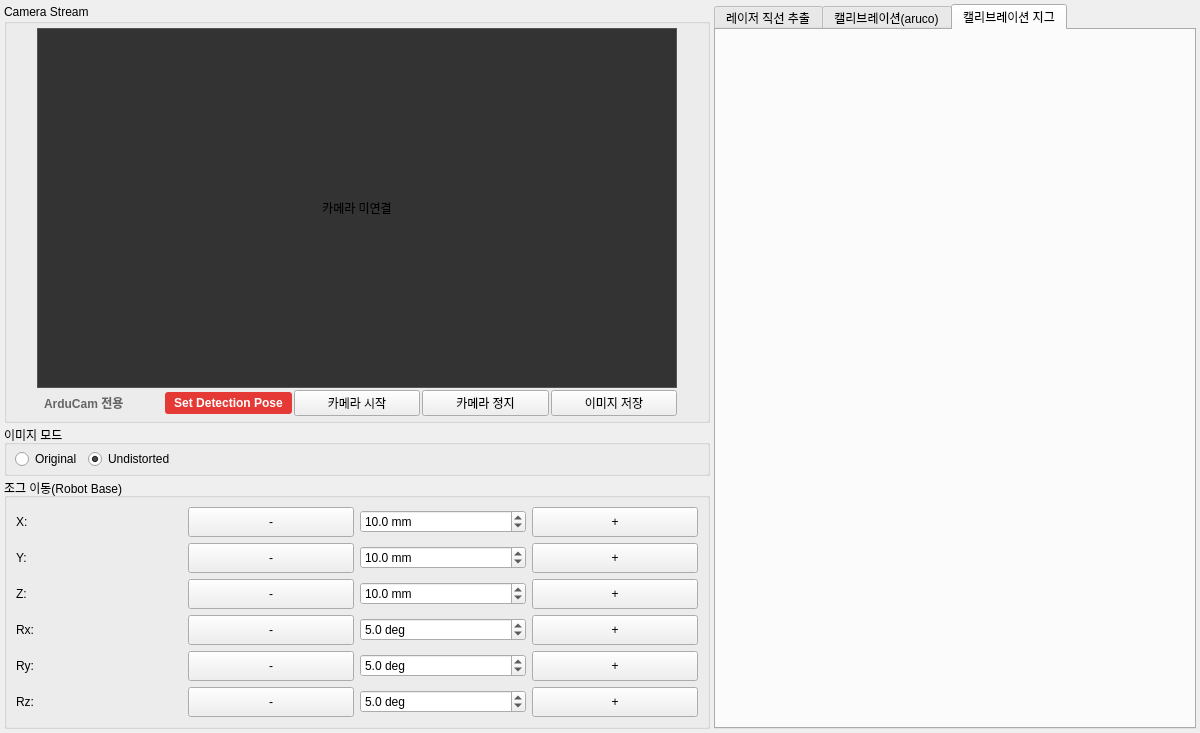
Old version of the form ui/tab_laser_calibration.ui in the repository kuks2309/Charging_Robot_Operation.
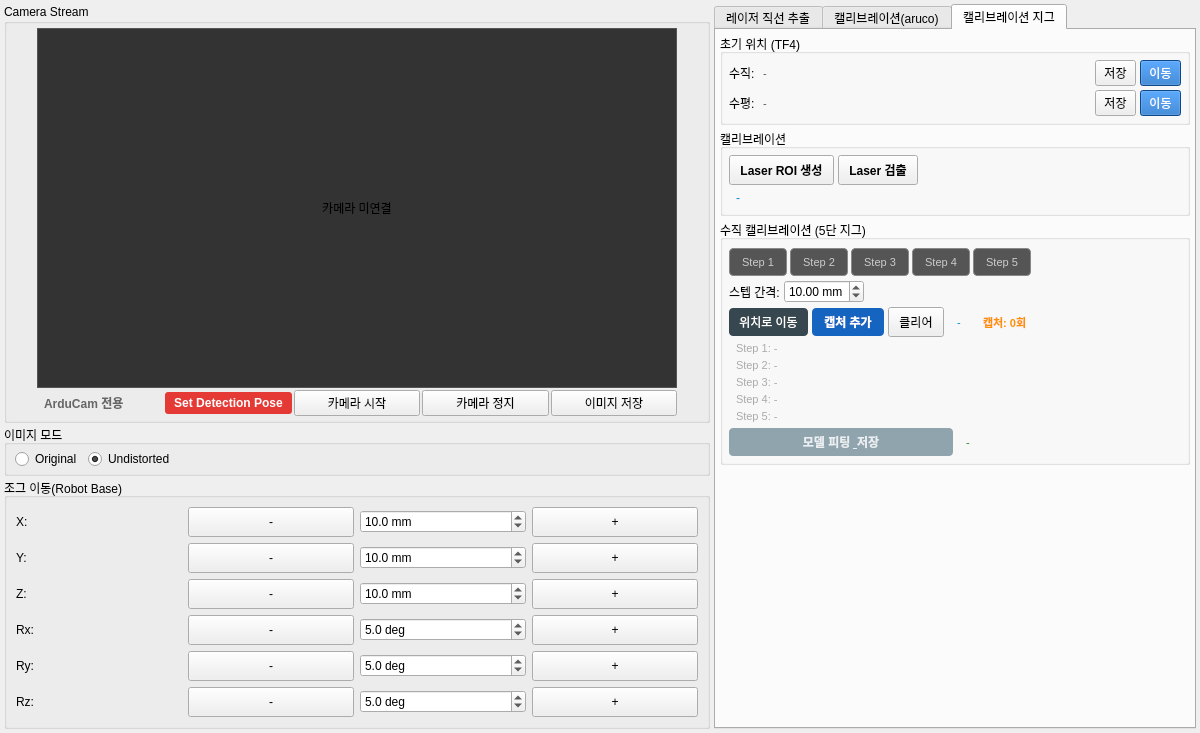
New version of the form. The open tabs and pages were chosen to show the change.

Commit message:
[feat] 수직 캘리브레이션 다중거리 캡처 기능 추가 (TF4 고정)
- '수직 스캔' → '캡처 추가': 매 캡처 시 TF4 강제 설정 후 TCP X좌표 읽어 누적
- _multi_vert_captures 도입: {'x_tcp', 'steps'} 리스트로 다중 거리 데이터 관리
- _fit_multi_distance: Z_abs = x_tcp + delta_z + step*interval 모델로 h/α/δZ 피팅
- _fit_single_distance: 캡처 1회 시 기존 단일거리 fallback 유지 (하위호환)
- labelCaptureCount 추가: 캡처 횟수/누적 데이터 수 실시간 표시
- 피팅 활성화 조건: 유효 캡처(≥3스텝) 2회 이상

Patch:
```diff
--- a/ui/tab_laser_calibration.ui
+++ b/ui/tab_laser_calibration.ui
@@ -909,6 +909,405 @@
          <attribute name="title">
           <string>캘리브레이션 지그</string>
          </attribute>
+         <layout class="QVBoxLayout" name="verticalLayoutTabCalibJig">
+          <property name="spacing"><number>4</number></property>
+          <property name="leftMargin"><number>4</number></property>
+          <property name="topMargin"><number>4</number></property>
+          <property name="rightMargin"><number>4</number></property>
+          <property name="bottomMargin"><number>4</number></property>
+
+          <!-- 초기 위치 -->
+          <item>
+           <widget class="QGroupBox" name="groupJigPositions">
+            <property name="title">
+             <string>초기 위치 (TF4)</string>
+            </property>
+            <layout class="QVBoxLayout" name="verticalLayoutJigPositions">
+             <property name="spacing"><number>4</number></property>
+             <property name="leftMargin"><number>6</number></property>
+             <property name="topMargin"><number>6</number></property>
+             <property name="rightMargin"><number>6</number></property>
+             <property name="bottomMargin"><number>6</number></property>
+             <!-- 수직 -->
+             <item>
+              <layout class="QHBoxLayout" name="horizontalLayoutJigPosVertical">
+               <property name="spacing"><number>4</number></property>
+               <item>
+                <widget class="QLabel" name="labelJigPosVerticalTitle">
+                 <property name="text"><string>수직:</string></property>
+                 <property name="minimumSize"><size><width>30</width><height>0</height></size></property>
+                </widget>
+               </item>
+               <item>
+                <widget class="QLabel" name="labelJigPosVertical">
+                 <property name="text"><string>-</string></property>
+                 <property name="styleSheet"><string>font-size: 11px; color: #555;</string></property>
+                </widget>
+               </item>
+               <item>
+                <spacer name="horizontalSpacerJigPosV">
+                 <property name="orientation"><enum>Qt::Horizontal</enum></property>
+                 <property name="sizeHint" stdset="0"><size><width>10</width><height>20</height></size></property>
+                </spacer>
+               </item>
+               <item>
+                <widget class="QPushButton" name="btnSaveJigPosVertical">
+                 <property name="text"><string>저장</string></property>
+                 <property name="maximumSize"><size><width>50</width><height>16777215</height></size></property>
+                 <property name="styleSheet"><string>QPushButton { padding: 3px 8px; }</string></property>
+                </widget>
+               </item>
+               <item>
+                <widget class="QPushButton" name="btnMoveJigPosVertical">
+                 <property name="text"><string>이동</string></property>
+                 <property name="maximumSize"><size><width>50</width><height>16777215</height></size></property>
+                 <property name="styleSheet"><string>QPushButton { padding: 3px 8px; background-color: #1565C0; color: white; }
+QPushButton:hover { background-color: #1976D2; }
+QPushButton:disabled { background-color: #90A4AE; color: #eceff1; }</string></property>
+                </widget>
+               </item>
+              </layout>
+             </item>
+             <!-- 수평 -->
+             <item>
+              <layout class="QHBoxLayout" name="horizontalLayoutJigPosHorizontal">
+               <property name="spacing"><number>4</number></property>
+               <item>
+                <widget class="QLabel" name="labelJigPosHorizontalTitle">
+                 <property name="text"><string>수평:</string></property>
+                 <property name="minimumSize"><size><width>30</width><height>0</height></size></property>
+                </widget>
+               </item>
+               <item>
+                <widget class="QLabel" name="labelJigPosHorizontal">
+                 <property name="text"><string>-</string></property>
+                 <property name="styleSheet"><string>font-size: 11px; color: #555;</string></property>
+                </widget>
+               </item>
+               <item>
+                <spacer name="horizontalSpacerJigPosH">
+                 <property name="orientation"><enum>Qt::Horizontal</enum></property>
+                 <property name="sizeHint" stdset="0"><size><width>10</width><height>20</height></size></property>
+                </spacer>
+               </item>
+               <item>
+                <widget class="QPushButton" name="btnSaveJigPosHorizontal">
+                 <property name="text"><string>저장</string></property>
+                 <property name="maximumSize"><size><width>50</width><height>16777215</height></size></property>
+                 <property name="styleSheet"><string>QPushButton { padding: 3px 8px; }</string></property>
+                </widget>
+               </item>
+               <item>
+                <widget class="QPushButton" name="btnMoveJigPosHorizontal">
+                 <property name="text"><string>이동</string></property>
+                 <property name="maximumSize"><size><width>50</width><height>16777215</height></size></property>
+                 <property name="styleSheet"><string>QPushButton { padding: 3px 8px; background-color: #1565C0; color: white; }
+QPushButton:hover { background-color: #1976D2; }
+QPushButton:disabled { background-color: #90A4AE; color: #eceff1; }</string></property>
+                </widget>
+               </item>
+              </layout>
+             </item>
+            </layout>
+           </widget>
+          </item>
+
+          <!-- 캘리브레이션 -->
+          <item>
+           <widget class="QGroupBox" name="groupCalibration">
+            <property name="title">
+             <string>캘리브레이션</string>
+            </property>
+            <layout class="QVBoxLayout" name="verticalLayoutCalibration">
+             <property name="spacing"><number>4</number></property>
+             <property name="leftMargin"><number>6</number></property>
+             <property name="topMargin"><number>6</number></property>
+             <property name="rightMargin"><number>6</number></property>
+             <property name="bottomMargin"><number>6</number></property>
+             <item>
+              <layout class="QHBoxLayout" name="horizontalLayoutCalibration">
+               <property name="spacing"><number>4</number></property>
+               <item>
+                <widget class="QPushButton" name="btnCreateROI">
+                 <property name="text">
+                  <string>Laser ROI 생성</string>
+                 </property>
+                 <property name="checkable">
+                  <bool>true</bool>
+                 </property>
+                 <property name="styleSheet">
+                  <string>QPushButton { padding: 5px 10px; font-weight: bold; }
+QPushButton:checked { background-color: #FF8F00; color: white; }</string>
+                 </property>
+                </widget>
+               </item>
+               <item>
+                <widget class="QPushButton" name="btnLaserDetect">
+                 <property name="text">
+                  <string>Laser 검출</string>
+                 </property>
+                 <property name="checkable">
+                  <bool>true</bool>
+                 </property>
+                 <property name="styleSheet">
+                  <string>QPushButton { padding: 5px 10px; font-weight: bold; }
+QPushButton:checked { background-color: #0288D1; color: white; }</string>
+                 </property>
+                </widget>
+               </item>
+               <item>
+                <spacer name="horizontalSpacerCalibration">
+                 <property name="orientation">
+                  <enum>Qt::Horizontal</enum>
+                 </property>
+                 <property name="sizeHint" stdset="0">
+                  <size><width>40</width><height>20</height></size>
+                 </property>
+                </spacer>
+               </item>
+              </layout>
+             </item>
+             <item>
+              <widget class="QLabel" name="labelJigDetectResult">
+               <property name="text">
+                <string>-</string>
+               </property>
+               <property name="styleSheet">
+                <string>font-size: 12px; color: #0288D1; padding: 2px 4px;</string>
+               </property>
+              </widget>
+             </item>
+            </layout>
+           </widget>
+          </item>
+
+          <!-- 수직 캘리브레이션 -->
+          <item>
+           <widget class="QGroupBox" name="groupVerticalCalib">
+            <property name="title">
+             <string>수직 캘리브레이션 (5단 지그)</string>
+            </property>
+            <layout class="QVBoxLayout" name="vLayoutVertCalib">
+             <property name="spacing"><number>4</number></property>
+             <property name="leftMargin"><number>6</number></property>
+             <property name="topMargin"><number>8</number></property>
+             <property name="rightMargin"><number>6</number></property>
+             <property name="bottomMargin"><number>6</number></property>
+
+             <!-- Step indicator -->
+             <item>
+              <layout class="QHBoxLayout" name="hLayoutStepIndicator">
+               <property name="spacing"><number>3</number></property>
+               <item>
+                <widget class="QLabel" name="labelStep1">
+                 <property name="text"><string>Step 1</string></property>
+                 <property name="alignment"><set>Qt::AlignCenter</set></property>
+                 <property name="minimumSize"><size><width>58</width><height>28</height></size></property>
+                 <property name="styleSheet"><string>border: 1px solid #888; border-radius: 4px; padding: 2px; background: #555; color: #ccc; font-size: 11px;</string></property>
+                </widget>
+               </item>
+               <item>
+                <widget class="QLabel" name="labelStep2">
+                 <property name="text"><string>Step 2</string></property>
+                 <property name="alignment"><set>Qt::AlignCenter</set></property>
+                 <property name="minimumSize"><size><width>58</width><height>28</height></size></property>
+                 <property name="styleSheet"><string>border: 1px solid #888; border-radius: 4px; padding: 2px; background: #555; color: #ccc; font-size: 11px;</string></property>
+                </widget>
+               </item>
+               <item>
+                <widget class="QLabel" name="labelStep3">
+                 <property name="text"><string>Step 3</string></property>
+                 <property name="alignment"><set>Qt::AlignCenter</set></property>
+                 <property name="minimumSize"><size><width>58</width><height>28</height></size></property>
+                 <property name="styleSheet"><string>border: 1px solid #888; border-radius: 4px; padding: 2px; background: #555; color: #ccc; font-size: 11px;</string></property>
+                </widget>
+               </item>
+               <item>
+                <widget class="QLabel" name="labelStep4">
+                 <property name="text"><string>Step 4</string></property>
+                 <property name="alignment"><set>Qt::AlignCenter</set></property>
+                 <property name="minimumSize"><size><width>58</width><height>28</height></size></property>
+                 <property name="styleSheet"><string>border: 1px solid #888; border-radius: 4px; padding: 2px; background: #555; color: #ccc; font-size: 11px;</string></property>
+                </widget>
+               </item>
+               <item>
+                <widget class="QLabel" name="labelStep5">
+                 <property name="text"><string>Step 5</string></property>
+                 <property name="alignment"><set>Qt::AlignCenter</set></property>
+                 <property name="minimumSize"><size><width>58</width><height>28</height></size></property>
+                 <property name="styleSheet"><string>border: 1px solid #888; border-radius: 4px; padding: 2px; background: #555; color: #ccc; font-size: 11px;</string></property>
+                </widget>
+               </item>
+               <item>
+                <spacer name="hSpacerStepInd">
+                 <property name="orientation"><enum>Qt::Horizontal</enum></property>
+                 <property name="sizeHint" stdset="0"><size><width>10</width><height>20</height></size></property>
+                </spacer>
+               </item>
+              </layout>
+             </item>
+
+             <!-- Config row: step interval -->
+             <item>
+              <layout class="QHBoxLayout" name="hLayoutVertConfig">
+               <property name="spacing"><number>4</number></property>
+               <item>
+                <widget class="QLabel" name="labelStepIntervalTitle">
+                 <property name="text"><string>스텝 간격:</string></property>
+                </widget>
+               </item>
+               <item>
+                <widget class="QDoubleSpinBox" name="spinStepInterval">
+                 <property name="minimum"><double>1.0</double></property>
+                 <property name="maximum"><double>100.0</double></property>
+                 <property name="value"><double>10.0</double></property>
+                 <property name="singleStep"><double>1.0</double></property>
+                 <property name="suffix"><string> mm</string></property>
+                 <property name="maximumSize"><size><width>80</width><height>16777215</height></size></property>
+                </widget>
+               </item>
+               <item>
+                <spacer name="hSpacerVertConfig">
+                 <property name="orientation"><enum>Qt::Horizontal</enum></property>
+                 <property name="sizeHint" stdset="0"><size><width>10</width><height>20</height></size></property>
+                </spacer>
+               </item>
+              </layout>
+             </item>
+
+             <!-- Scan buttons -->
+             <item>
+              <layout class="QHBoxLayout" name="hLayoutVertButtons">
+               <property name="spacing"><number>4</number></property>
+               <item>
+                <widget class="QPushButton" name="btnMoveToVertScan">
+                 <property name="text"><string>위치로 이동</string></property>
+                 <property name="styleSheet"><string>QPushButton { padding: 5px 10px; background-color: #37474F; color: white; border-radius: 4px; }
+QPushButton:hover { background-color: #546E7A; }
+QPushButton:disabled { background-color: #90A4AE; color: #eceff1; }</string>
+                 </property>
+                </widget>
+               </item>
+               <item>
+                <widget class="QPushButton" name="btnScanVertical">
+                 <property name="text"><string>캡처 추가</string></property>
+                 <property name="styleSheet">
+                  <string>QPushButton { padding: 5px 12px; font-weight: bold; background-color: #1565C0; color: white; border-radius: 4px; }
+QPushButton:hover { background-color: #1976D2; }
+QPushButton:disabled { background-color: #90A4AE; color: #eceff1; }</string>
+                 </property>
+                </widget>
+               </item>
+               <item>
+                <widget class="QPushButton" name="btnClearVertScan">
+                 <property name="text"><string>클리어</string></property>
+                 <property name="styleSheet"><string>QPushButton { padding: 5px 10px; }</string></property>
+                </widget>
+               </item>
+               <item>
+                <widget class="QLabel" name="labelVertScanStatus">
+                 <property name="text"><string>-</string></property>
+                 <property name="styleSheet"><string>font-size: 11px; color: #0288D1; padding: 2px 6px;</string></property>
+                </widget>
+               </item>
+               <item>
+                <widget class="QLabel" name="labelCaptureCount">
+                 <property name="text"><string>캡처: 0회</string></property>
+                 <property name="styleSheet"><string>font-size: 11px; color: #FF8F00; padding: 2px 6px; font-weight: bold;</string></property>
+                </widget>
+               </item>
+               <item>
+                <spacer name="hSpacerVertButtons">
+                 <property name="orientation"><enum>Qt::Horizontal</enum></property>
+                 <property name="sizeHint" stdset="0"><size><width>10</width><height>20</height></size></property>
+                </spacer>
+               </item>
+              </layout>
+             </item>
+
+             <!-- Step results -->
+             <item>
+              <widget class="QWidget" name="widgetStepResults">
+               <layout class="QGridLayout" name="gridStepResults">
+                <property name="spacing"><number>2</number></property>
+                <property name="leftMargin"><number>0</number></property>
+                <property name="topMargin"><number>0</number></property>
+                <property name="rightMargin"><number>0</number></property>
+                <property name="bottomMargin"><number>0</number></property>
+                <item row="0" column="0">
+                 <widget class="QLabel" name="labelStepRes1">
+                  <property name="text"><string>Step 1: -</string></property>
+                  <property name="styleSheet"><string>font-size: 11px; color: #aaa; padding: 1px 4px;</string></property>
+                 </widget>
+                </item>
+                <item row="1" column="0">
+                 <widget class="QLabel" name="labelStepRes2">
+                  <property name="text"><string>Step 2: -</string></property>
+                  <property name="styleSheet"><string>font-size: 11px; color: #aaa; padding: 1px 4px;</string></property>
+                 </widget>
+                </item>
+                <item row="2" column="0">
+                 <widget class="QLabel" name="labelStepRes3">
+                  <property name="text"><string>Step 3: -</string></property>
+                  <property name="styleSheet"><string>font-size: 11px; color: #aaa; padding: 1px 4px;</string></property>
+                 </widget>
+                </item>
+                <item row="3" column="0">
+                 <widget class="QLabel" name="labelStepRes4">
+                  <property name="text"><string>Step 4: -</string></property>
+                  <property name="styleSheet"><string>font-size: 11px; color: #aaa; padding: 1px 4px;</string></property>
+                 </widget>
+                </item>
+                <item row="4" column="0">
+                 <widget class="QLabel" name="labelStepRes5">
+                  <property name="text"><string>Step 5: -</string></property>
+                  <property name="styleSheet"><string>font-size: 11px; color: #aaa; padding: 1px 4px;</string></property>
+                 </widget>
+                </item>
+               </layout>
+              </widget>
+             </item>
+
+             <!-- Fit button + result -->
+             <item>
+              <layout class="QHBoxLayout" name="hLayoutVertFit">
+               <property name="spacing"><number>4</number></property>
+               <item>
+                <widget class="QPushButton" name="btnFitVertModel">
+                 <property name="text"><string>모델 피팅 &amp; 저장</string></property>
+                 <property name="enabled"><bool>false</bool></property>
+                 <property name="styleSheet">
+                  <string>QPushButton { padding: 5px 10px; font-weight: bold; background-color: #2E7D32; color: white; border-radius: 4px; }
+QPushButton:hover { background-color: #388E3C; }
+QPushButton:disabled { background-color: #90A4AE; color: #eceff1; }</string>
+                 </property>
+                </widget>
+               </item>
+               <item>
+                <widget class="QLabel" name="labelVertFitResult">
+                 <property name="text"><string>-</string></property>
+                 <property name="styleSheet"><string>font-size: 11px; color: #2E7D32; padding: 2px 6px;</string></property>
+                 <property name="wordWrap"><bool>true</bool></property>
+                </widget>
+               </item>
+              </layout>
+             </item>
+
+            </layout>
+           </widget>
+          </item>
+
+          <!-- Spacer -->
+          <item>
+           <spacer name="verticalSpacerTabCalibJig">
+            <property name="orientation"><enum>Qt::Vertical</enum></property>
+            <property name="sizeHint" stdset="0">
+             <size><width>20</width><height>40</height></size>
+            </property>
+           </spacer>
+          </item>
+
+         </layout>
         </widget>
 
        </widget>
```
The commit also changes 1 other file.
